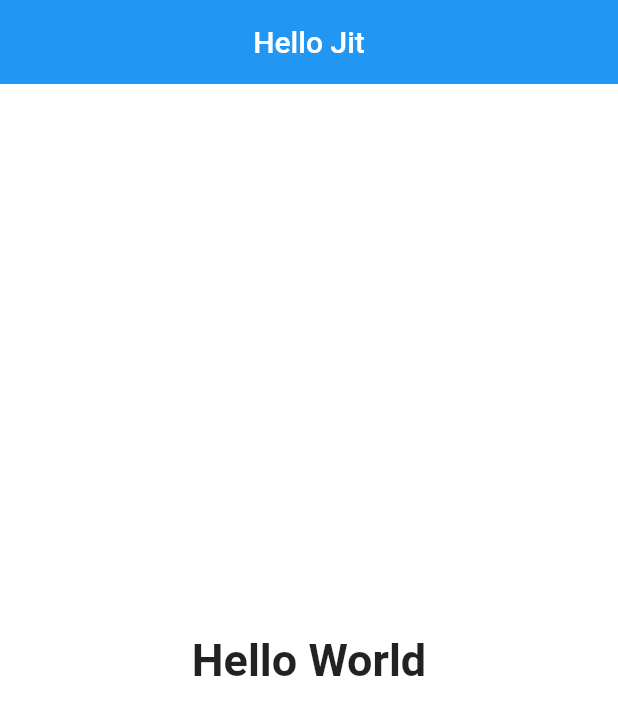
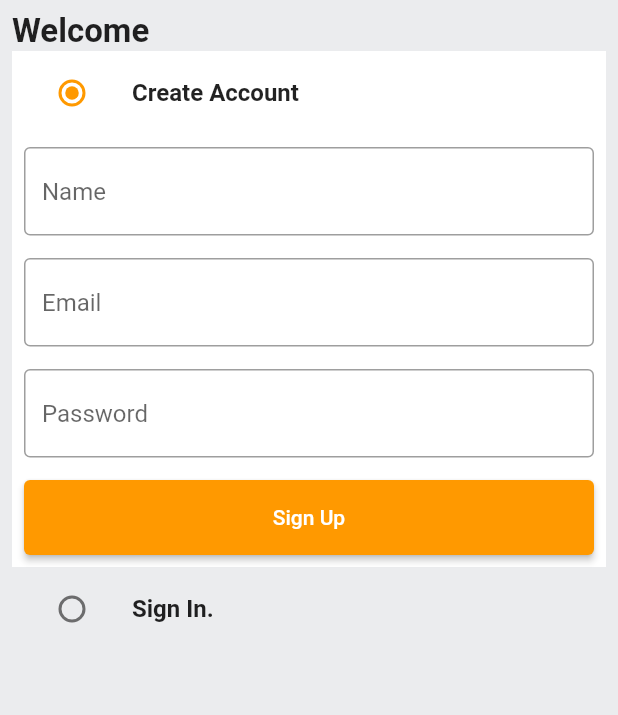
Before and after one commit to jitbherwaniofficial/amazon_clone, a Flutter app: the screen it shows after launch, on a phone screen of 412 x 824 dp. Shown: the top 715 px of the screen. Run offline on Flutter 3.47's test engine with Material 2 defaults, Android fonts, the phone set to English and light mode, and no system bars.

Commit message:
Sign up Form Updated

```diff
--- /dev/null
+++ b/lib/common/widgets/custom_button.dart
@@ -0,0 +1,24 @@
+import 'package:flutter/material.dart';
+
+class CustomButton extends StatelessWidget {
+  final String text;
+  final VoidCallback onTap;
+
+  const CustomButton({
+    Key? key,
+    required this.text,
+    required this.onTap,
+  }) : super(key: key);
+
+  @override
+  Widget build(BuildContext context) {
+    return ElevatedButton(
+      onPressed: onTap,
+      style: ElevatedButton.styleFrom(
+          minimumSize: const Size(double.infinity, 50)),
+      child: Text(
+        text,
+      ),
+    );
+  }
+}
--- /dev/null
+++ b/lib/common/widgets/custom_text_field.dart
@@ -0,0 +1,30 @@
+import 'package:flutter/material.dart';
+
+class CustomTextField extends StatelessWidget {
+  final TextEditingController controller;
+  final String hintText;
+  const CustomTextField(
+      {Key? key, required this.controller, required this.hintText})
+      : super(key: key);
+
+  @override
+  Widget build(BuildContext context) {
+    return TextFormField(
+      controller: controller,
+      decoration: InputDecoration(
+        hintText: hintText,
+        border: const OutlineInputBorder(
+          borderSide: BorderSide(
+            color: Colors.black38,
+          ),
+        ),
+        enabledBorder: const OutlineInputBorder(
+          borderSide: BorderSide(
+            color: Colors.black38,
+          ),
+        ),
+      ),
+      validator: (val) {},
+    );
+  }
+}
--- /dev/null
+++ b/lib/features/auth/screens/auth_screen.dart
@@ -0,0 +1,130 @@
+import 'package:amazon_clone/common/widgets/custom_button.dart';
+import 'package:amazon_clone/common/widgets/custom_text_field.dart';
+import 'package:amazon_clone/constants/global_variables.dart';
+import 'package:flutter/material.dart';
+
+enum Auth {
+  signin,
+  signup,
+}
+
+class AuthScreen extends StatefulWidget {
+  static const String routeName = '/auth-screen';
+  const AuthScreen({Key? key}) : super(key: key);
+
+  @override
+  State<AuthScreen> createState() => _AuthScreenState();
+}
+
+class _AuthScreenState extends State<AuthScreen> {
+  Auth _auth = Auth.signup;
+  final _SignUpFormKey = GlobalKey<FormState>();
+  final _SignInFormKey = GlobalKey<FormState>();
+  final TextEditingController _emailController = TextEditingController();
+  final TextEditingController _passwordController = TextEditingController();
+  final TextEditingController _nameController = TextEditingController();
+
+  @override
+  void dispose() {
+    super.dispose();
+    _emailController.dispose();
+    _passwordController.dispose();
+    _nameController.dispose();
+  }
+
+  @override
+  Widget build(BuildContext context) {
+    return Scaffold(
+      backgroundColor: GlobalVariables.greyBackgroundCOlor,
+      body: SafeArea(
+          child: Padding(
+        padding: const EdgeInsets.all(8.0),
+        child: Column(
+          crossAxisAlignment: CrossAxisAlignment.start,
+          children: [
+            const Text(
+              "Welcome",
+              style: TextStyle(
+                fontSize: 22,
+                fontWeight: FontWeight.w600,
+              ),
+            ),
+            ListTile(
+              tileColor: _auth == Auth.signup
+                  ? GlobalVariables.backgroundColor
+                  : GlobalVariables.greyBackgroundCOlor,
+              title: const Text(
+                'Create Account',
+                style: TextStyle(
+                  fontWeight: FontWeight.bold,
+                ),
+              ),
+              leading: Radio(
+                activeColor: GlobalVariables.secondaryColor,
+                value: Auth.signup,
+                groupValue: _auth,
+                onChanged: (Auth? val) {
+                  setState(() {
+                    _auth = val!;
+                  });
+                },
+              ),
+            ),
+            if (_auth == Auth.signup)
+              Container(
+                padding: const EdgeInsets.all(8),
+                color: GlobalVariables.backgroundColor,
+                child: Form(
+                  key: _SignUpFormKey,
+                  child: Column(
+                    children: [
+                      CustomTextField(
+                        controller: _nameController,
+                        hintText: 'Name',
+                      ),
+                      const SizedBox(
+                        height: 15,
+                      ),
+                      CustomTextField(
+                        controller: _emailController,
+                        hintText: 'Email',
+                      ),
+                      const SizedBox(
+                        height: 15,
+                      ),
+                      CustomTextField(
+                        controller: _passwordController,
+                        hintText: 'Password',
+                      ),
+                      const SizedBox(
+                        height: 15,
+                      ),
+                      CustomButton(text: "Sign Up", onTap: () {}),
+                    ],
+                  ),
+                ),
+              ),
+            ListTile(
+              title: const Text(
+                'Sign In.',
+                style: TextStyle(
+                  fontWeight: FontWeight.bold,
+                ),
+              ),
+              leading: Radio(
+                activeColor: GlobalVariables.secondaryColor,
+                value: Auth.signin,
+                groupValue: _auth,
+                onChanged: (Auth? val) {
+                  setState(() {
+                    _auth = val!;
+                  });
+                },
+              ),
+            ),
+          ],
+        ),
+      )),
+    );
+  }
+}
--- a/lib/main.dart
+++ b/lib/main.dart
@@ -1,4 +1,6 @@
 import 'package:amazon_clone/constants/global_variables.dart';
+import 'package:amazon_clone/features/auth/screens/auth_screen.dart';
+import 'package:amazon_clone/router.dart';
 import 'package:flutter/material.dart';
 
 void main() {
@@ -14,20 +16,15 @@ class MyApp extends StatelessWidget {
       title: "Amazon Clone",
       theme: ThemeData(
           scaffoldBackgroundColor: GlobalVariables.backgroundColor,
+          colorScheme:
+              const ColorScheme.light(primary: GlobalVariables.secondaryColor),
           appBarTheme: const AppBarTheme(
               elevation: 0,
               iconTheme: IconThemeData(
                 color: Colors.black,
               ))),
-      home: Scaffold(
-        appBar: AppBar(title: const Center(child: Text("Hello Jit"))),
-        body: const Center(
-          child: Text(
-            "Hello World",
-            style: TextStyle(fontSize: 30, fontWeight: FontWeight.bold),
-          ),
-        ),
-      ),
+      onGenerateRoute: (settings) => generateRoute(settings),
+      home: AuthScreen(),
     );
   }
 }
--- /dev/null
+++ b/lib/router.dart
@@ -0,0 +1,22 @@
+import 'package:amazon_clone/features/auth/screens/auth_screen.dart';
+import 'package:flutter/material.dart';
+
+Route<dynamic> generateRoute(RouteSettings routeSettings) {
+  switch (routeSettings.name) {
+    case AuthScreen.routeName:
+      return MaterialPageRoute(
+        settings: routeSettings,
+        builder: (_) => const AuthScreen(),
+      );
+
+    default:
+      return MaterialPageRoute(
+        settings: routeSettings,
+        builder: (_) => const Scaffold(
+          body: Center(
+            child: Text("Screen does not exists."),
+          ),
+        ),
+      );
+  }
+}
```
